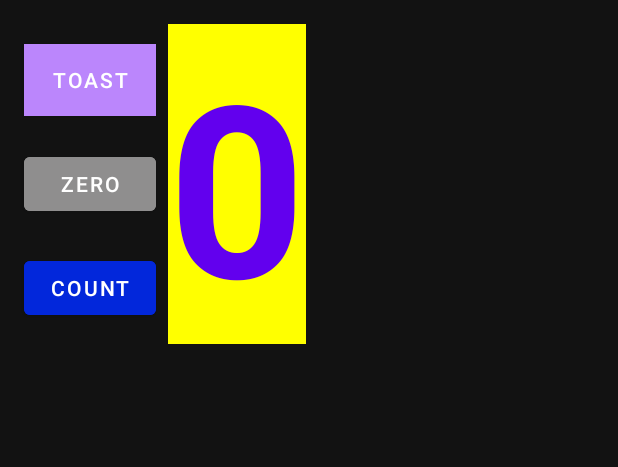
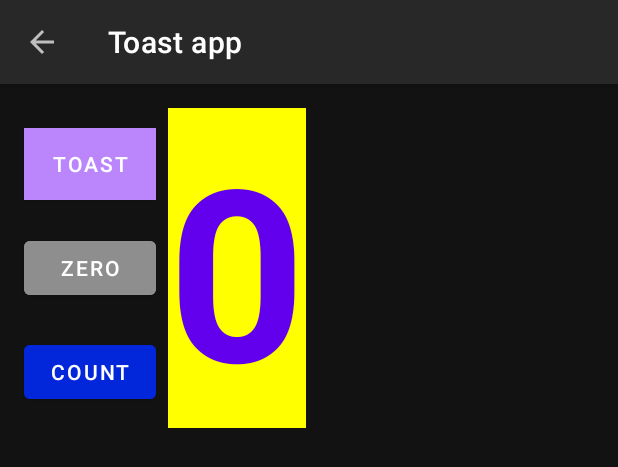
Before and after one commit to SmallGreenMan/Anderson_HomeWork, an Android app: the layout activity_main_hw21.xml on its own in the app's theme, with its tools: preview values and no code run, on a phone screen of 412 x 824 dp. Shown: the top 467 px of the screen. Run offline under Robolectric (Android 15) with nearby library versions, the phone set to English and light mode, and no system bars.

Commit message:
add: custom navigation bar

```diff
--- a/app/src/main/java/android/examample/imageloader_hw_31/HomeWorck_2/MainActivity_HW_2_1.java
+++ b/app/src/main/java/android/examample/imageloader_hw_31/HomeWorck_2/MainActivity_HW_2_1.java
@@ -42,6 +42,10 @@ public class MainActivity_HW_2_1 extends AppCompatActivity {
             mCount = 0;
             showMCountToUser();
         });
+
+        binding.toolBarToAst.setNavigationOnClickListener(v -> {
+            finish();
+        });
     }
 
     private void showMCountToUser(){
@@ -72,6 +76,8 @@ public class MainActivity_HW_2_1 extends AppCompatActivity {
             showMCountToUser();
         }
     }
+
+
 
     @Override
     public void onSaveInstanceState(Bundle outState) {
--- a/app/src/main/java/android/examample/imageloader_hw_31/HomeWorck_2/MainActivity_HW_2_2.java
+++ b/app/src/main/java/android/examample/imageloader_hw_31/HomeWorck_2/MainActivity_HW_2_2.java
@@ -1,6 +1,7 @@
 package android.examample.imageloader_hw_31.HomeWorck_2;
 
 import androidx.appcompat.app.AppCompatActivity;
+import androidx.appcompat.widget.Toolbar;
 
 import android.examample.imageloader_hw_31.R;
 import android.os.Bundle;
@@ -11,5 +12,10 @@ public class MainActivity_HW_2_2 extends AppCompatActivity {
     protected void onCreate(Bundle savedInstanceState) {
         super.onCreate(savedInstanceState);
         setContentView(R.layout.activity_main_hw22);
+
+        Toolbar toolbar = findViewById(R.id.toolBar_HW_22);
+        toolbar.setNavigationOnClickListener(v -> {
+            finish();
+        });
     }
 }
--- a/app/src/main/java/android/examample/imageloader_hw_31/HomeWorck_2/MainActivity_HW_2_3.java
+++ b/app/src/main/java/android/examample/imageloader_hw_31/HomeWorck_2/MainActivity_HW_2_3.java
@@ -1,6 +1,7 @@
 package android.examample.imageloader_hw_31.HomeWorck_2;
 
 import androidx.appcompat.app.AppCompatActivity;
+import androidx.appcompat.widget.Toolbar;
 import androidx.core.app.ShareCompat;
 
 import android.content.Intent;
@@ -26,6 +27,11 @@ public class MainActivity_HW_2_3 extends AppCompatActivity {
         mLocationEditText = findViewById(R.id.location_edittext);
         mWebsiteEditText = findViewById(R.id.website_edittext);
         mShareTextEditText = findViewById(R.id.share_edittext);
+
+        Toolbar toolbar = findViewById(R.id.toolBar_HW_23);
+        toolbar.setNavigationOnClickListener(v -> {
+            finish();
+        });
     }
 
     // Website
--- a/app/src/main/java/android/examample/imageloader_hw_31/HomeWorck_3/MainActivity_HW_3_1.kt
+++ b/app/src/main/java/android/examample/imageloader_hw_31/HomeWorck_3/MainActivity_HW_3_1.kt
@@ -21,6 +21,10 @@ class MainActivity_HW_3_1 : AppCompatActivity() {
         setContentView(binding.root)
 
         init(savedInstanceState)
+
+        binding.toolBarHW31.setNavigationOnClickListener {
+            finish()
+        }
     }
 
     private fun init(savedInstanceState: Bundle?) {
--- a/app/src/main/java/android/examample/imageloader_hw_31/HomeWorck_4/MainActivity_HW_4.kt
+++ b/app/src/main/java/android/examample/imageloader_hw_31/HomeWorck_4/MainActivity_HW_4.kt
@@ -3,10 +3,15 @@ package android.examample.imageloader_hw_31.HomeWorck_4
 import android.examample.imageloader_hw_31.R
 import androidx.appcompat.app.AppCompatActivity
 import android.os.Bundle
+import androidx.appcompat.widget.Toolbar
 
 class MainActivity_HW_4 : AppCompatActivity() {
     override fun onCreate(savedInstanceState: Bundle?) {
         super.onCreate(savedInstanceState)
         setContentView(R.layout.activity_main_hw4)
+
+        findViewById<Toolbar>(R.id.toolBar_HW_4).setNavigationOnClickListener{
+            finish()
+        }
     }
 }
--- /dev/null
+++ b/app/src/main/res/drawable/ic_baseline_arrow_back_24.xml
@@ -0,0 +1,11 @@
+<vector xmlns:android="http://schemas.android.com/apk/res/android"
+    android:width="24dp"
+    android:height="24dp"
+    android:viewportWidth="24"
+    android:viewportHeight="24"
+    android:tint="?attr/colorControlNormal"
+    android:autoMirrored="true">
+  <path
+      android:fillColor="@android:color/white"
+      android:pathData="M20,11H7.83l5.59,-5.59L12,4l-8,8 8,8 1.41,-1.41L7.83,13H20v-2z"/>
+</vector>
--- a/app/src/main/res/layout/activity_main_hw21.xml
+++ b/app/src/main/res/layout/activity_main_hw21.xml
@@ -5,6 +5,25 @@
     android:layout_width="match_parent"
     android:layout_height="match_parent"
     tools:context=".HomeWorck_2.MainActivity_HW_2_1">
+
+    <com.google.android.material.appbar.AppBarLayout
+        android:id="@+id/appBarLayout_toAst"
+        android:layout_width="match_parent"
+        android:layout_height="wrap_content"
+        app:layout_constraintEnd_toEndOf="parent"
+        app:layout_constraintStart_toStartOf="parent"
+        app:layout_constraintTop_toTopOf="parent">
+
+        <androidx.appcompat.widget.Toolbar
+            android:id="@+id/toolBar_toAst"
+            android:layout_width="match_parent"
+            android:layout_height="match_parent"
+            android:fitsSystemWindows="true"
+            app:navigationContentDescription="Back to the previous screen"
+            app:navigationIcon="@drawable/ic_baseline_arrow_back_24"
+            app:title="Toast app" />
+
+    </com.google.android.material.appbar.AppBarLayout>
 
     <Button
         android:id="@+id/button_count"
@@ -25,14 +44,13 @@
         android:layout_width="wrap_content"
         android:layout_height="wrap_content"
         android:layout_marginStart="@dimen/madgin_outside"
-        android:layout_marginTop="@dimen/madgin_outside"
         android:background="@color/design_default_color_primary"
         android:onClick="showToast"
         android:text="@string/button_label_toast"
         android:textColor="@android:color/white"
         app:layout_constraintBottom_toTopOf="@+id/button_zero"
         app:layout_constraintStart_toStartOf="parent"
-        app:layout_constraintTop_toTopOf="parent" />
+        app:layout_constraintTop_toTopOf="@+id/show_count" />
 
     <Button
         android:id="@+id/button_zero"
@@ -61,6 +79,6 @@
         android:textSize="160sp"
         android:textStyle="bold"
         app:layout_constraintStart_toEndOf="@+id/button_toast"
-        app:layout_constraintTop_toTopOf="parent" />
+        app:layout_constraintTop_toBottomOf="@+id/appBarLayout_toAst" />
 
 </androidx.constraintlayout.widget.ConstraintLayout>
--- a/app/src/main/res/values-night/themes.xml
+++ b/app/src/main/res/values-night/themes.xml
@@ -1,6 +1,6 @@
 <resources xmlns:tools="http://schemas.android.com/tools">
     <!-- Base application theme. -->
-    <style name="Theme.ImageLoader_HW_31" parent="Theme.MaterialComponents.DayNight.DarkActionBar">
+    <style name="Theme.ImageLoader_HW_31" parent="Theme.MaterialComponents.DayNight.NoActionBar">
         <!-- Primary brand color. -->
         <item name="colorPrimary">@color/purple_200</item>
         <item name="colorPrimaryVariant">@color/purple_700</item>
--- a/app/src/main/res/values/themes.xml
+++ b/app/src/main/res/values/themes.xml
@@ -1,6 +1,6 @@
 <resources xmlns:tools="http://schemas.android.com/tools">
     <!-- Base application theme. -->
-    <style name="Theme.ImageLoader_HW_31" parent="Theme.MaterialComponents.DayNight.DarkActionBar">
+    <style name="Theme.ImageLoader_HW_31" parent="Theme.MaterialComponents.DayNight.NoActionBar">
         <!-- Primary brand color. -->
         <item name="colorPrimary">@color/purple_500</item>
         <item name="colorPrimaryVariant">@color/purple_700</item>
```
Also changed, not shown: app/src/main/java/android/examample/imageloader_hw_31/HomeWorck_3/MainActivity_HW_3_2.kt (+5 -31 lines), app/src/main/java/android/examample/imageloader_hw_31/MainActivity.kt (+6 -2 lines), app/src/main/res/layout/activity_main_hw22.xml (+19 -2 lines), app/src/main/res/layout/activity_main_hw23.xml (+23 -1 lines), app/src/main/res/layout/activity_main_hw31.xml (+23 -1 lines), app/src/main/res/layout/activity_main_hw32.xml (+23 -1 lines), app/src/main/res/layout/activity_main_hw4.xml (+25 -10 lines).
